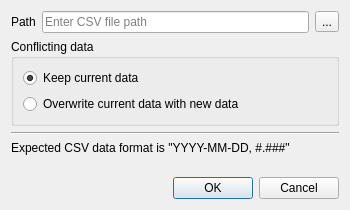
JakubFranek/Kapytal, file src/views/ui_files/dialogs/load_data_dialog.ui: the form before one commit.
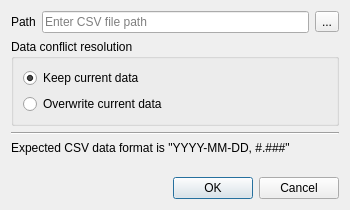
The form after the commit.

Diff of the .ui file:
```diff
--- a/src/views/ui_files/dialogs/load_data_dialog.ui
+++ b/src/views/ui_files/dialogs/load_data_dialog.ui
@@ -57,7 +57,7 @@
    <item>
     <widget class="QGroupBox" name="groupBox">
      <property name="title">
-      <string>Conflicting data</string>
+      <string>Data conflict resolution</string>
      </property>
      <layout class="QVBoxLayout" name="verticalLayout_2">
       <item>
@@ -73,7 +73,7 @@
       <item>
        <widget class="QRadioButton" name="overwriteRadioButton">
         <property name="text">
-         <string>Overwrite current data with new data</string>
+         <string>Overwrite current data</string>
         </property>
        </widget>
       </item>
```
